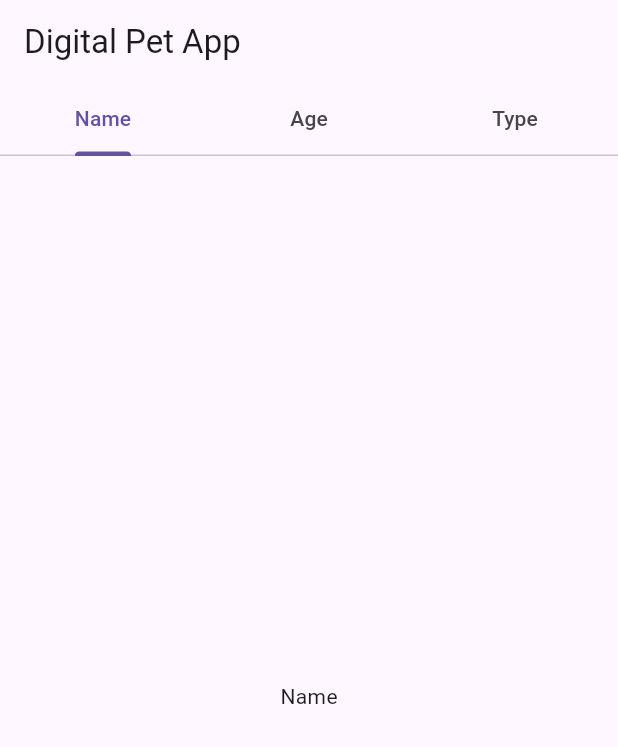
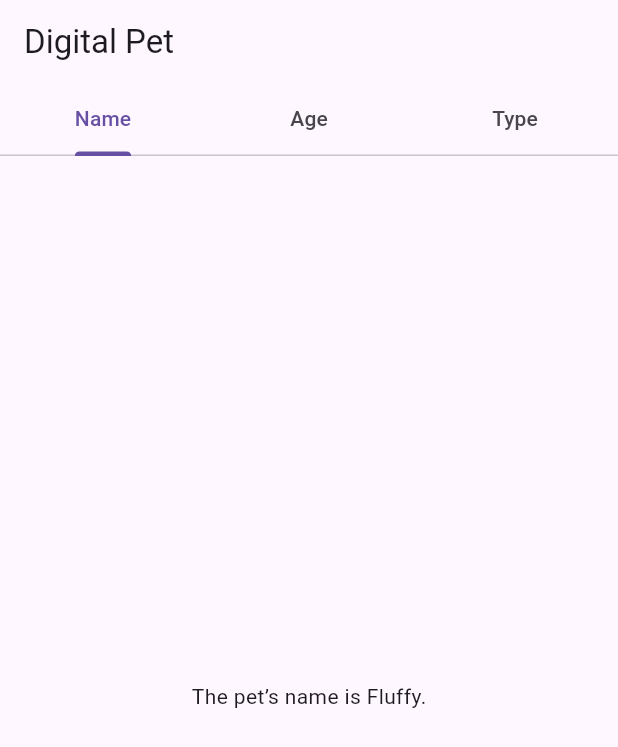
Before and after one commit to HemangShimpi/digital_pet_app, a Flutter app: the screen it shows after launch, on a phone screen of 412 x 824 dp. Shown: the top 747 px of the screen. Run offline on Flutter 3.47's test engine with Material 3 defaults, Android fonts, the phone set to English and light mode, and no system bars.

Commit message:
Added text to each tab

```diff
--- a/lib/main.dart
+++ b/lib/main.dart
@@ -60,15 +60,12 @@ class __TabsNonScrollableDemoState extends State<_TabsNonScrollableDemo>
 
   @override
   Widget build(BuildContext context) {
-// For the ToDo task hint: consider defining the widget and name of the tabs here
     final tabs = ['Name', 'Age', 'Type'];
 
     return Scaffold(
       appBar: AppBar(
         automaticallyImplyLeading: false,
-        title: Text(
-          'Digital Pet App',
-        ),
+        title: Text('Digital Pet'),
         bottom: TabBar(
           controller: _tabController,
           isScrollable: false,
@@ -80,11 +77,9 @@ class __TabsNonScrollableDemoState extends State<_TabsNonScrollableDemo>
       body: TabBarView(
         controller: _tabController,
         children: [
-// hint for the to do task:Considering creating the different for different tabs
-          for (final tab in tabs)
-            Center(
-              child: Text(tab),
-            ),
+          Center(child: Text('The pet’s name is Fluffy.')),
+          Center(child: Text('Fluffy is 2 years old.')),
+          Center(child: Text('Fluffy is a playful dog.')),
         ],
       ),
     );
```
